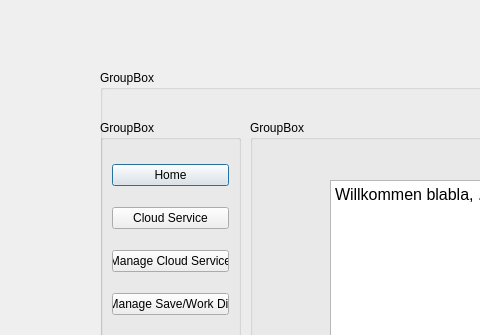
Old version of the form src/window.ui in the repository hsBoyz/MiniLockSync; both pictures show x 0 to 480 and y 0 to 335 of the 1123 by 691 pixel window.
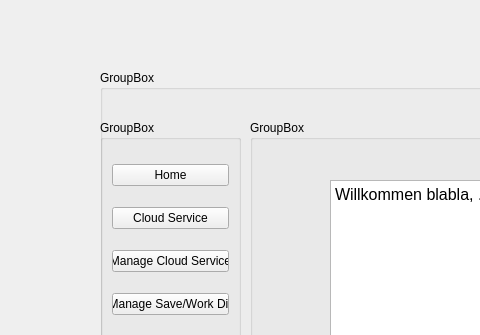
New version of the form.

Diff of the .ui file:
```diff
--- a/src/window.ui
+++ b/src/window.ui
@@ -1,7 +1,7 @@
 <?xml version="1.0" encoding="UTF-8"?>
 <ui version="4.0">
  <class>Window</class>
- <widget class="QDialog" name="Window">
+ <widget class="QMainWindow" name="Window">
   <property name="geometry">
    <rect>
     <x>0</x>
```
